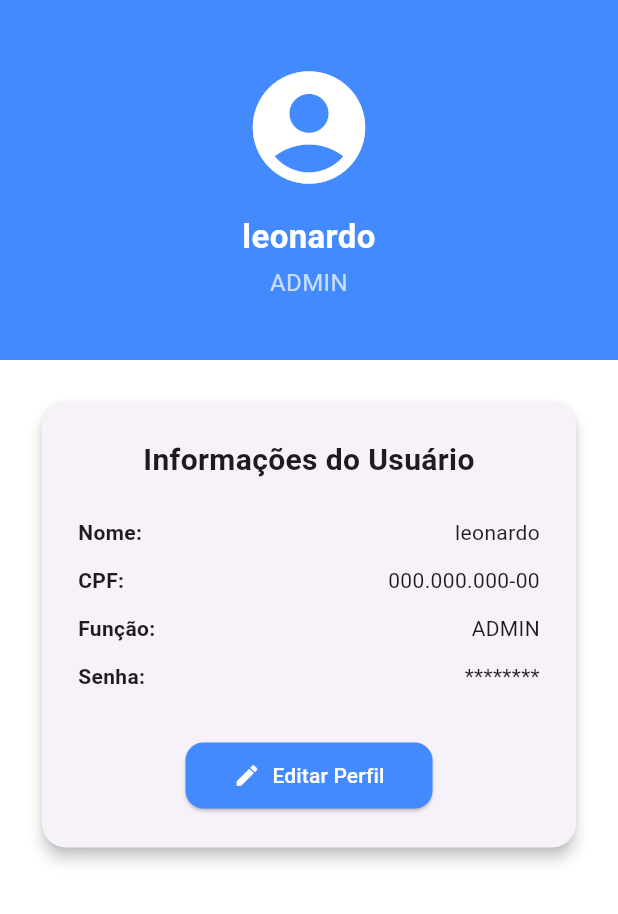
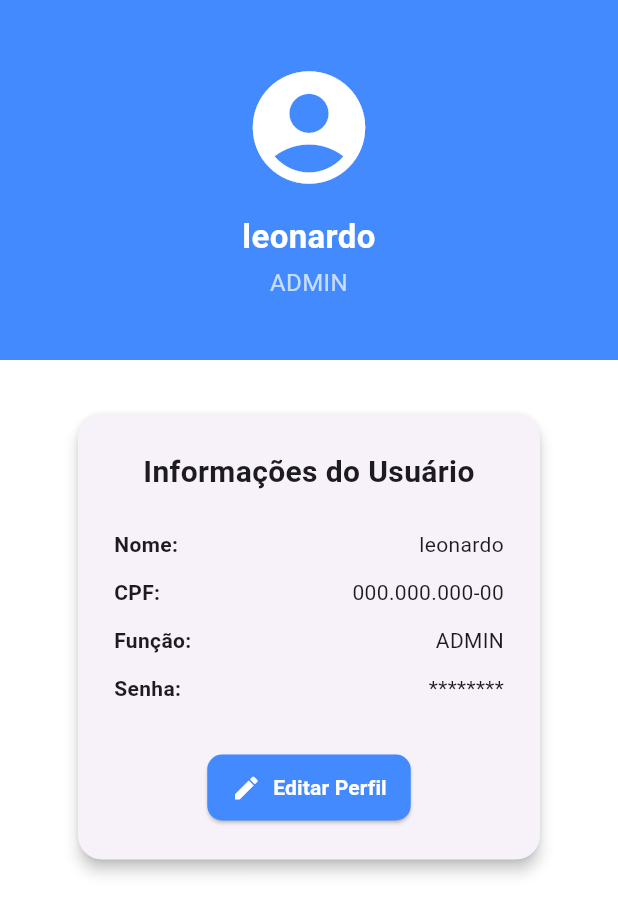
Before and after one commit to clarasenx/gestao_estoque_flutter, a Flutter app: the UserPage screen opened directly, on a phone screen of 412 x 824 dp. Shown: the top 914 px of the screen. Run offline on Flutter 3.47's test engine with Material 3 defaults, Android fonts, the light colour scheme and no system bars; our stand-ins replace data_table_2, dio, flutter_dotenv, get.

Commit message:
[Update]: fix homepage and userpage

```diff
--- a/lib/views/app/home_page.dart
+++ b/lib/views/app/home_page.dart
@@ -68,7 +68,7 @@ class _HomePageState extends State<HomePage> {
                 child: Center(
                   child: Text(
                     'Moreno Festas - Estoque',
-                    style: TextStyle(fontWeight: FontWeight.bold, fontSize: 20),
+                    style: TextStyle(fontWeight: FontWeight.bold, fontSize: 20, color: Colors.white),
                   ),
                 ),
               ),
--- a/lib/views/app/user/user_page.dart
+++ b/lib/views/app/user/user_page.dart
@@ -1,4 +1,5 @@
 import 'package:flutter/material.dart';
+import 'package:gestao_estoque_flutter/components/buttom.dart';
 
 class UserPage extends StatelessWidget {
   final String name;
@@ -20,7 +21,6 @@ class UserPage extends StatelessWidget {
       backgroundColor: Colors.white,
       body: Column(
         children: [
-          // 🔵 Cabeçalho azul com informações principais
           Container(
             width: double.infinity,
             color: Colors.blueAccent,
@@ -49,10 +49,10 @@ class UserPage extends StatelessWidget {
             ),
           ),
 
-          // ⚪ Conteúdo principal (branco)
+          // Conteúdo principal
           Expanded(
             child: SingleChildScrollView(
-              padding: const EdgeInsets.all(24),
+              padding: const EdgeInsets.only(left: 48, right: 48, top: 32, bottom: 32),
               child: Center(
                 child: Card(
                   elevation: 4,
@@ -81,27 +81,18 @@ class UserPage extends StatelessWidget {
                         const SizedBox(height: 12),
                         _buildInfoRow('Senha', '********'),
                         const SizedBox(height: 32),
-                        ElevatedButton.icon(
+
+                        AppButton(
+                          text: 'Editar Perfil',
+                          icon: Icons.edit,
                           onPressed: () {
                             ScaffoldMessenger.of(context).showSnackBar(
                               const SnackBar(
                                 content: Text('Editar perfil em breve!'),
                               ),
                             );
-                          },
-                          icon: const Icon(Icons.edit, color: Colors.white,),
-                          label: const Text('Editar Perfil', style: TextStyle(color: Colors.white),),
-                          style: ElevatedButton.styleFrom(
-                            backgroundColor: Colors.blueAccent,
-                            padding: const EdgeInsets.symmetric(
-                              horizontal: 32,
-                              vertical: 12,
-                            ),
-                            shape: RoundedRectangleBorder(
-                              borderRadius: BorderRadius.circular(12),
-                            ),
-                          ),
-                        ),
+                          }
+                        )
                       ],
                     ),
                   ),
@@ -119,13 +110,7 @@ class UserPage extends StatelessWidget {
       mainAxisAlignment: MainAxisAlignment.spaceBetween,
       children: [
         Text('$label:', style: const TextStyle(fontWeight: FontWeight.w600)),
-        Flexible(
-          child: Text(
-            value,
-            textAlign: TextAlign.end,
-            overflow: TextOverflow.ellipsis,
-          ),
-        ),
+        Text(value, textAlign: TextAlign.center, overflow: TextOverflow.ellipsis, ),
       ],
     );
   }
```
